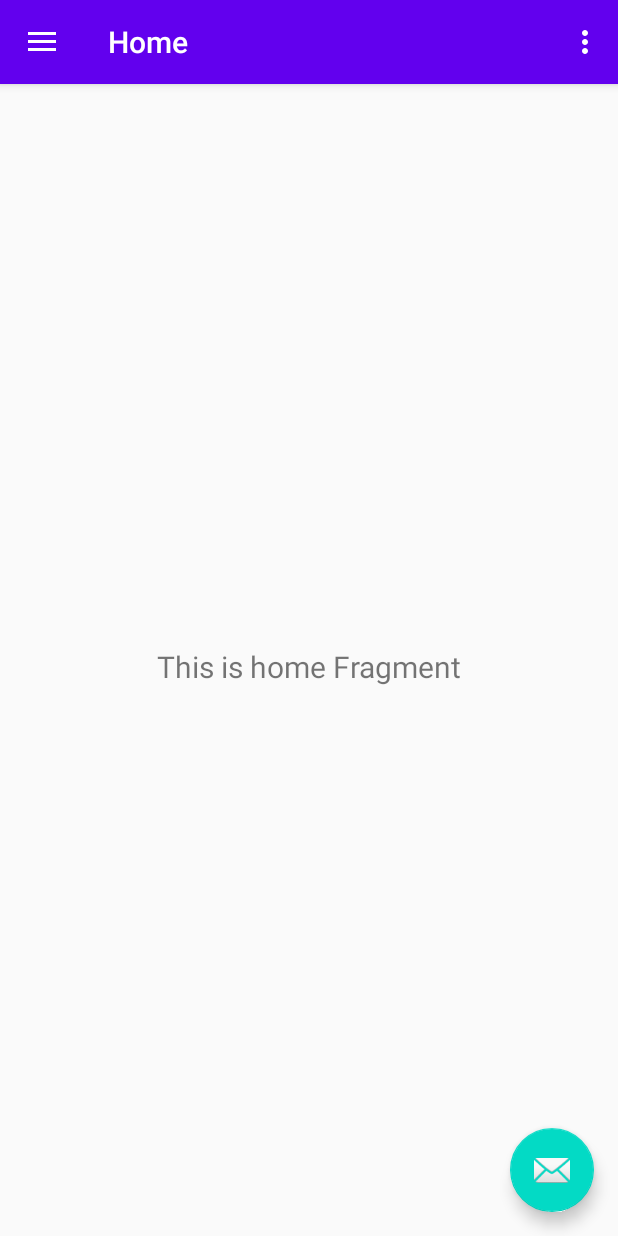
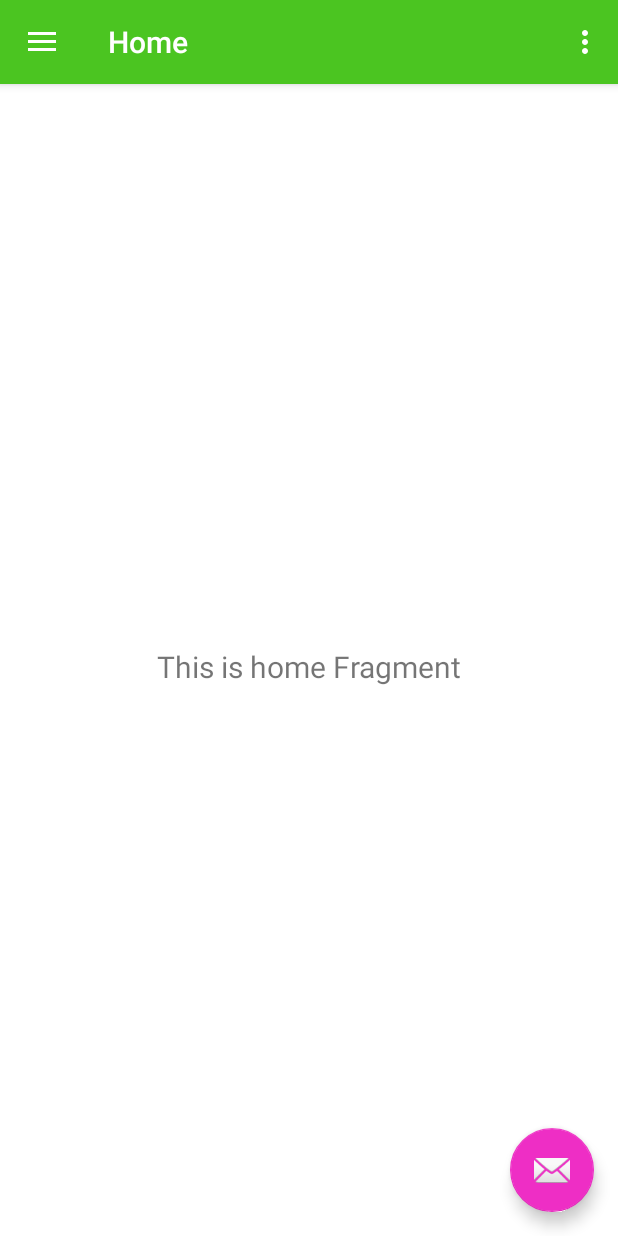
Before and after one commit to emuguy1/Stromtracker, an Android app: the screen it shows after launch (MainActivity), on a phone screen of 412 x 824 dp. Run offline under Robolectric (Android 15) with nearby library versions, the phone set to English and light mode, and no system bars; our stand-ins replace navigation-ui.

Commit message:
color change

```diff
--- a/app/src/main/res/layout/app_bar_main.xml
+++ b/app/src/main/res/layout/app_bar_main.xml
@@ -4,18 +4,20 @@
     xmlns:tools="http://schemas.android.com/tools"
     android:layout_width="match_parent"
     android:layout_height="match_parent"
+    android:background="#FFFFFF"
     tools:context=".MainActivity">
 
     <com.google.android.material.appbar.AppBarLayout
         android:layout_width="match_parent"
         android:layout_height="wrap_content"
+        android:background="#46EF4D"
         android:theme="@style/AppTheme.AppBarOverlay">
 
         <androidx.appcompat.widget.Toolbar
             android:id="@+id/toolbar"
             android:layout_width="match_parent"
             android:layout_height="?attr/actionBarSize"
-            android:background="?attr/colorPrimary"
+            android:background="@color/colorPrimaryDark"
             app:popupTheme="@style/AppTheme.PopupOverlay" />
 
     </com.google.android.material.appbar.AppBarLayout>
--- a/app/src/main/res/values/colors.xml
+++ b/app/src/main/res/values/colors.xml
@@ -1,6 +1,6 @@
 <?xml version="1.0" encoding="utf-8"?>
 <resources>
-    <color name="colorPrimary">#6200EE</color>
-    <color name="colorPrimaryDark">#3700B3</color>
-    <color name="colorAccent">#03DAC5</color>
+    <color name="colorPrimary">#1200E2</color>
+    <color name="colorPrimaryDark">#4BC521</color>
+    <color name="colorAccent">#EE2EC5</color>
 </resources>
```
